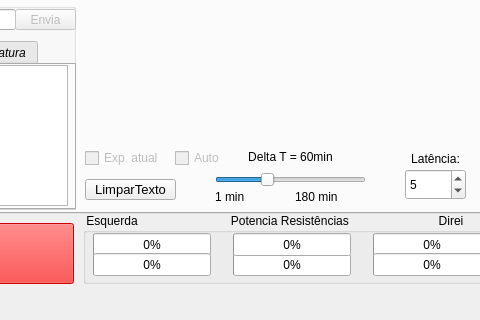
Qt form source/forno_design.ui (Atzingen/controleForno-interface) before a commit; both pictures show x 157 to 637 and y 287 to 607 of the 807 by 607 pixel window.
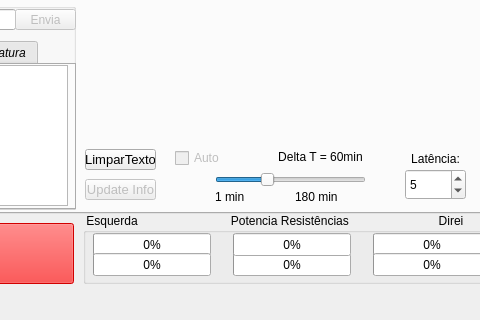
The same form after that commit. The open tabs and pages were chosen to show the change. Custom widgets are drawn as their Qt base class.

Diff of the .ui file:
```diff
--- a/source/forno_design.ui
+++ b/source/forno_design.ui
@@ -671,7 +671,7 @@
      <widget class="QLabel" name="label_graficoTempo">
       <property name="geometry">
        <rect>
-        <x>360</x>
+        <x>390</x>
         <y>410</y>
         <width>151</width>
         <height>16</height>
@@ -768,8 +768,8 @@
       <property name="geometry">
        <rect>
         <x>230</x>
-        <y>440</y>
-        <width>91</width>
+        <y>410</y>
+        <width>71</width>
         <height>21</height>
        </rect>
       </property>
@@ -782,23 +782,25 @@
        <string>LimparTexto</string>
       </property>
      </widget>
-     <widget class="QCheckBox" name="checkBox_experimentoAtual">
+     <widget class="QPushButton" name="pushButton_updateInfo">
       <property name="enabled">
        <bool>false</bool>
       </property>
       <property name="geometry">
        <rect>
         <x>230</x>
-        <y>410</y>
-        <width>81</width>
-        <height>18</height>
+        <y>440</y>
+        <width>71</width>
+        <height>21</height>
        </rect>
       </property>
+      <property name="font">
+       <font>
+        <pointsize>10</pointsize>
+       </font>
+      </property>
       <property name="text">
-       <string>Exp  atual</string>
-      </property>
-      <property name="checked">
-       <bool>false</bool>
+       <string>Update Info</string>
       </property>
      </widget>
     </widget>
```
Left out of the diff: 6 changed lines with no effect on the pictures.
